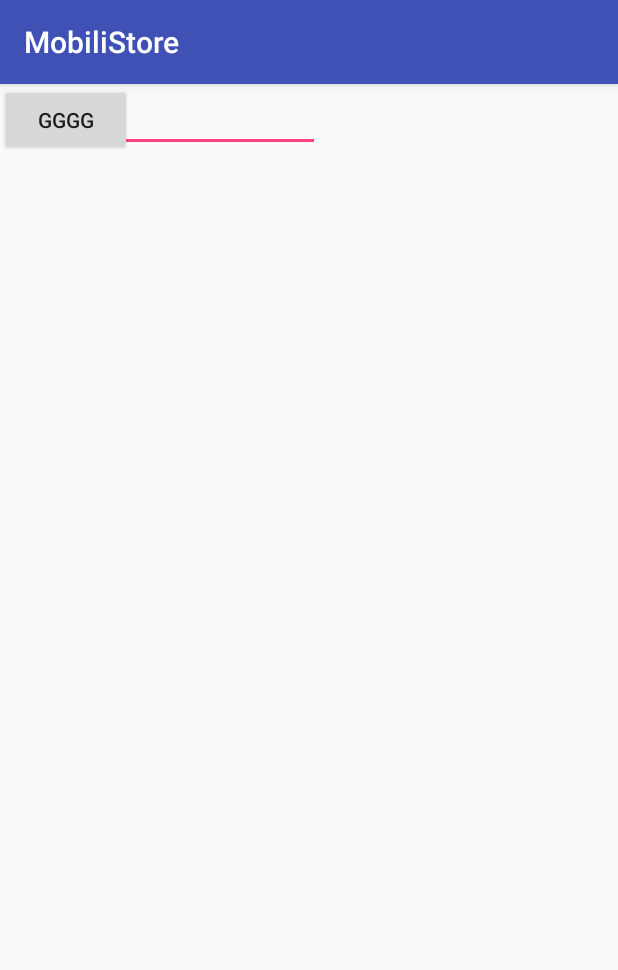
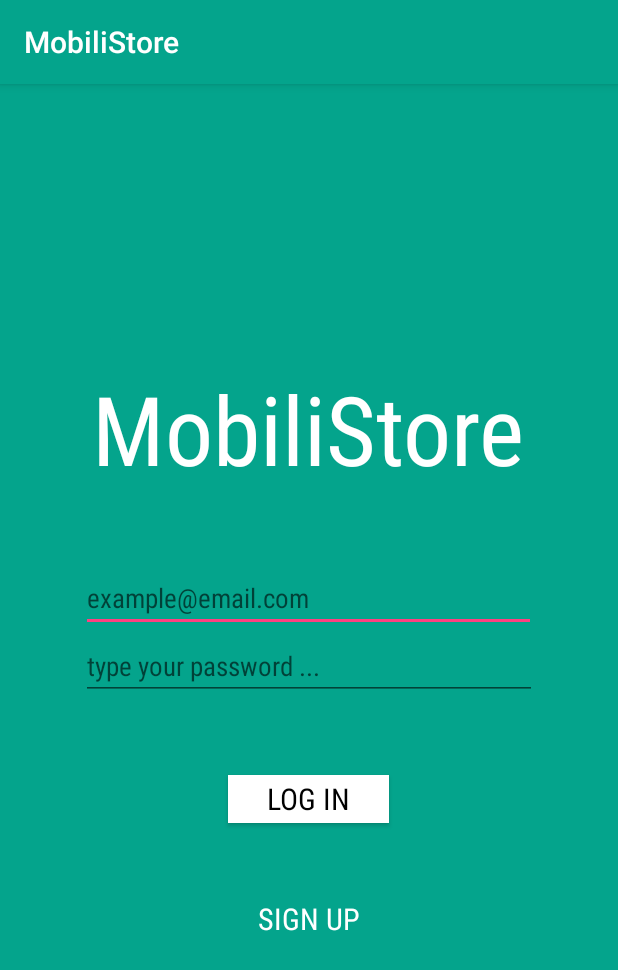
Before and after one commit to gallosanchez23/HackMty_2017, an Android app: the screen it shows after launch (BeaconActivity before the commit, MainLogInActivity after it), on a phone screen of 412 x 824 dp. Shown: the top 970 px of the screen. Run offline under Robolectric (Android 15) with nearby library versions, the phone set to English and light mode, and no system bars.

Commit message:
Adds frontend interface

```diff
--- a/MobiliStore/app/build.gradle
+++ b/MobiliStore/app/build.gradle
@@ -10,6 +10,7 @@ android {
         versionCode 1
         versionName "1.0"
         testInstrumentationRunner "android.support.test.runner.AndroidJUnitRunner"
+        vectorDrawables.useSupportLibrary = true
     }
     buildTypes {
         release {
@@ -26,5 +27,7 @@ dependencies {
     })
     compile 'com.android.support:appcompat-v7:25.3.1'
     compile 'com.android.support.constraint:constraint-layout:1.0.2'
+    compile 'com.android.support:design:25.3.1'
+    compile 'com.android.support:support-vector-drawable:25.3.1'
     testCompile 'junit:junit:4.12'
 }
--- /dev/null
+++ b/MobiliStore/app/src/main/java/com/hack/mobilistore/MainLogInActivity.java
@@ -0,0 +1,34 @@
+package com.hack.mobilistore;
+
+import android.content.Intent;
+import android.support.v7.app.AppCompatActivity;
+import android.os.Bundle;
+import android.view.View;
+import android.widget.EditText;
+
+public class MainLogInActivity extends AppCompatActivity {
+    EditText boxEmail, boxPassword;
+    String email, password;
+    @Override
+    protected void onCreate(Bundle savedInstanceState) {
+        super.onCreate(savedInstanceState);
+        setContentView(R.layout.activity_main_log_in);
+
+        boxEmail = (EditText) this.findViewById(R.id.email_input);
+        boxPassword = (EditText) this.findViewById(R.id.password_input);
+
+    }
+
+    public void getLoginInformation(View e){
+        email = boxEmail.getText().toString();
+        password = boxPassword.getText().toString();
+        System.out.println("Email: " + email);
+        System.out.println("Password: " + password);
+    }
+
+    public void signUp(View e){
+        Intent k = new Intent(this, SignUpActivity.class);
+        startActivity(k);
+    }
+
+}
--- /dev/null
+++ b/MobiliStore/app/src/main/res/layout/activity_main_log_in.xml
@@ -0,0 +1,77 @@
+<?xml version="1.0" encoding="utf-8"?>
+
+<LinearLayout xmlns:android="http://schemas.android.com/apk/res/android"
+    xmlns:app="http://schemas.android.com/apk/res-auto"
+    xmlns:tools="http://schemas.android.com/tools"
+    android:layout_width="match_parent"
+    android:layout_height="match_parent"
+    android:background="@color/colorPrimary"
+    android:gravity="center_vertical"
+    android:orientation="horizontal"
+    tools:context="com.hack.mobilistore.MainLogInActivity"
+    tools:layout_editor_absoluteX="8dp"
+    tools:layout_editor_absoluteY="8dp">
+
+    <LinearLayout
+        android:layout_width="match_parent"
+        android:layout_height="wrap_content"
+        android:gravity="center"
+        android:orientation="vertical"
+        android:weightSum="1">
+
+        <TextView
+            android:id="@+id/title"
+            android:layout_width="wrap_content"
+            android:layout_height="133dp"
+            android:fontFamily="sans-serif-condensed"
+            android:gravity="top|center"
+            android:text="MobiliStore"
+            android:textColor="@android:color/background_light"
+            android:textSize="@android:dimen/notification_large_icon_width" />
+
+        <EditText
+            android:id="@+id/email_input"
+            android:layout_width="303dp"
+            android:layout_height="match_parent"
+            android:ems="10"
+            android:fontFamily="sans-serif-condensed"
+            android:hint="example@email.com"
+            android:inputType="textEmailAddress" />
+
+        <EditText
+            android:id="@+id/password_input"
+            android:layout_width="304dp"
+            android:layout_height="match_parent"
+            android:ems="10"
+            android:fontFamily="sans-serif-condensed"
+            android:hint="type your password ..."
+            android:inputType="textPassword" />
+
+        <Button
+            android:id="@+id/log_in_button"
+            style="@style/Widget.AppCompat.Button.Colored"
+            android:layout_width="107dp"
+            android:layout_height="32dp"
+            android:layout_marginTop="50dp"
+            android:background="@android:color/background_light"
+            android:fontFamily="sans-serif-condensed"
+            android:onClick="getLoginInformation"
+            android:text="Log In"
+            android:textColor="@android:color/background_dark"
+            android:textSize="20sp" />
+
+        <Button
+            android:id="@+id/sign_up_button"
+            android:layout_width="321dp"
+            android:layout_height="wrap_content"
+            android:layout_marginTop="40dp"
+            android:layout_weight="0.41"
+            android:background="@android:color/transparent"
+            android:fontFamily="sans-serif-condensed"
+            android:onClick="signUp"
+            android:text="Sign Up"
+            android:textAllCaps="true"
+            android:textColor="@android:color/background_light"
+            android:textSize="20sp" />
+    </LinearLayout>
+</LinearLayout>
--- a/MobiliStore/app/src/main/res/values/colors.xml
+++ b/MobiliStore/app/src/main/res/values/colors.xml
@@ -1,6 +1,6 @@
 <?xml version="1.0" encoding="utf-8"?>
 <resources>
-    <color name="colorPrimary">#3F51B5</color>
+    <color name="colorPrimary">#04a48c</color>
     <color name="colorPrimaryDark">#303F9F</color>
-    <color name="colorAccent">#FF4081</color>
+    <color name="colorAccent">#ff4081</color>
 </resources>
--- /dev/null
+++ b/MobiliStore/app/src/main/res/values/dimens.xml
@@ -0,0 +1,6 @@
+<resources>
+    <!-- Default screen margins, per the Android Design guidelines. -->
+    <dimen name="activity_horizontal_margin">16dp</dimen>
+    <dimen name="activity_vertical_margin">16dp</dimen>
+    <dimen name="fab_margin">16dp</dimen>
+</resources>
--- a/MobiliStore/app/src/main/res/values/strings.xml
+++ b/MobiliStore/app/src/main/res/values/strings.xml
@@ -1,3 +1,8 @@
 <resources>
     <string name="app_name">MobiliStore</string>
+    <string name="title_activity_sign_up">Sign Up</string>
+    <string name="title_home">Home</string>
+    <string name="title_dashboard">Dashboard</string>
+    <string name="title_notifications">Notifications</string>
+    <string name="title_activity_payment_method">PaymentMethodActivity</string>
 </resources>
--- a/MobiliStore/app/src/main/res/values/styles.xml
+++ b/MobiliStore/app/src/main/res/values/styles.xml
@@ -8,4 +8,13 @@
         <item name="colorAccent">@color/colorAccent</item>
     </style>
 
+    <style name="AppTheme.NoActionBar">
+        <item name="windowActionBar">false</item>
+        <item name="windowNoTitle">true</item>
+    </style>
+
+    <style name="AppTheme.AppBarOverlay" parent="ThemeOverlay.AppCompat.Dark.ActionBar" />
+
+    <style name="AppTheme.PopupOverlay" parent="ThemeOverlay.AppCompat.Light" />
+
 </resources>
```
Also changed, not shown: MobiliStore/app/src/main/AndroidManifest.xml (+7 -1 lines), MobiliStore/app/src/main/java/com/hack/mobilistore/PaymentMethodActivity.java (added, +29 -0 lines), MobiliStore/app/src/main/java/com/hack/mobilistore/SignUpActivity.java (added, +46 -0 lines), MobiliStore/app/src/main/res/drawable/ic_dashboard_black_24dp.xml (added, +9 -0 lines), MobiliStore/app/src/main/res/drawable/ic_home_black_24dp.xml (added, +9 -0 lines), MobiliStore/app/src/main/res/drawable/ic_notifications_black_24dp.xml (added, +9 -0 lines), MobiliStore/app/src/main/res/layout/activity_payment_method.xml (added, +33 -0 lines), MobiliStore/app/src/main/res/layout/activity_sign_up.xml (added, +160 -0 lines), MobiliStore/app/src/main/res/layout/content_payment_method.xml (added, +18 -0 lines), MobiliStore/app/src/main/res/menu/navigation.xml (added, +19 -0 lines).
